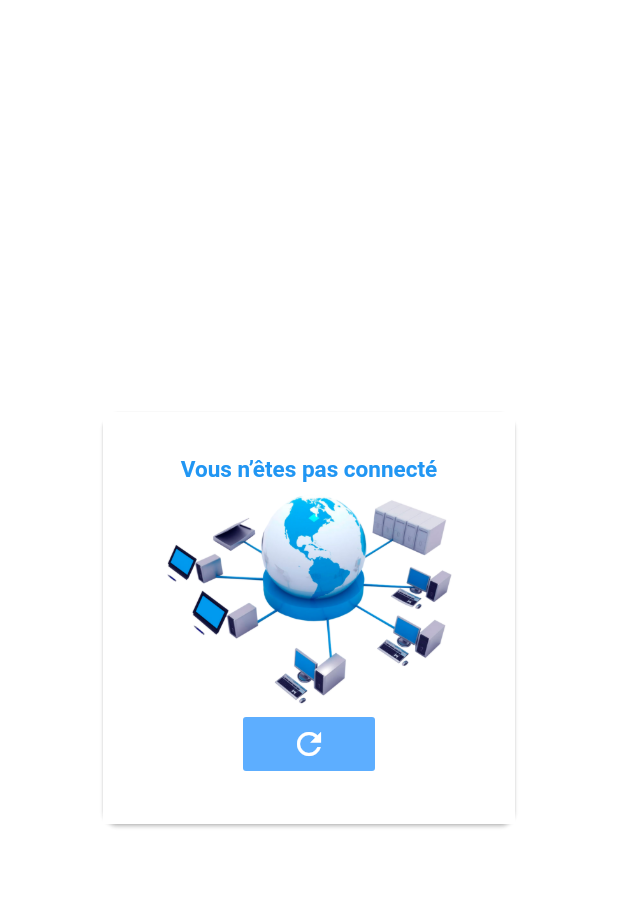
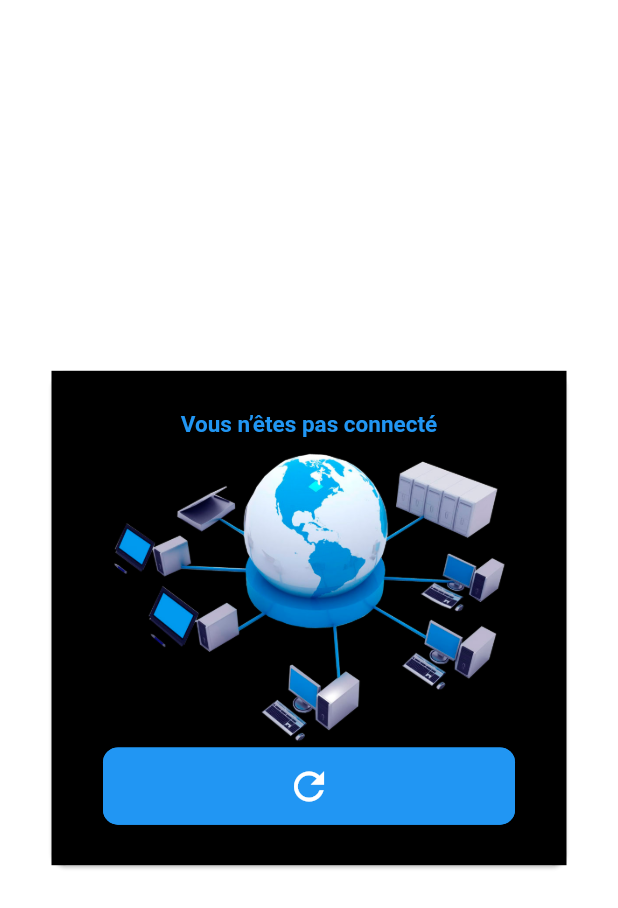
Before and after one commit to Innocent-Akim/mamu_pharma, a Flutter app: the AlertInternet screen opened directly, on a phone screen of 412 x 824 dp. Shown: the top 908 px of the screen. Run offline on Flutter 3.47's test engine with Material 2 defaults, Android fonts, the light colour scheme and no system bars; our stand-ins replace bloc, date_picker_timeline, equatable, fancy_bottom_navigation, flutter_bloc, flutter_spinkit and 3 more.

Commit message:
commit reseau

```diff
--- a/lib/gui/alert_internet.dart
+++ b/lib/gui/alert_internet.dart
@@ -1,5 +1,7 @@
 import 'package:flutter/cupertino.dart';
 import 'package:flutter/material.dart';
+import 'package:flutter_spinkit/flutter_spinkit.dart';
+import 'package:mamusoft/screens/accueil.dart';
 import 'package:mamusoft/screens/homepage.dart';
 import 'package:mamusoft/util/constante.dart';
 
@@ -8,6 +10,20 @@ class AlertInternet extends StatefulWidget {
 }
 
 class _AlertInternet extends State<AlertInternet> {
+  bool connect = false;
+  bool exist = true;
+  @override
+  void initState() {
+    super.initState();
+    init();
+  }
+
+  Future<void> init() async {
+    await Constants.getInstance()
+        .connectionState()
+        .then((value) => connect = value);
+  }
+
   @override
   Widget build(BuildContext context) {
     return SafeArea(
@@ -19,14 +35,40 @@ class _AlertInternet extends State<AlertInternet> {
             child: Container(
               color: Colors.white,
               child: Center(
-                child: Padding(
+                child: customuse(onClic: () {
+                  setState(() {
+                    exist = !exist;
+                  });
+                  Future.delayed(Duration(seconds: 5)).then((value) {
+                    Navigator.of(context).pushReplacement(
+                      MaterialPageRoute(
+                          builder: (context) => connect
+                              ? MyHomePage(
+                                  quantite: Constants.instance.quantite,
+                                  entreprise: "0001-KMGA",
+                                )
+                              : Accueil()),
+                    );
+                  });
+                }),
+              ),
+            ),
+          ),
+        ],
+      ),
+    ));
+  }
+
+  Widget customuse({Function onClic}) {
+    return Padding(
       padding: const EdgeInsets.all(16.0),
       child: Material(
         borderRadius: BorderRadius.circular(10),
         elevation: 1,
         child: Container(
-                      height: MediaQuery.of(context).size.height / 3,
-                      color: Colors.white,
+          height: MediaQuery.of(context).size.height / 2.5,
+          width: MediaQuery.of(context).size.width / 1.2,
+          color: Colors.black,
           child: Column(
             mainAxisAlignment: MainAxisAlignment.center,
             children: <Widget>[
@@ -39,40 +81,43 @@ class _AlertInternet extends State<AlertInternet> {
               ),
               Image.asset(
                 "assets/internet.png",
-                            width: MediaQuery.of(context).size.width / 1.5,
-                            height: 150,
+                width: MediaQuery.of(context).size.width / 1.2,
+                height: MediaQuery.of(context).size.height / 4,
               ),
               Material(
+                elevation: 1,
+                color: Colors.blue,
+                borderRadius: BorderRadius.circular(10),
+                child: InkWell(
+                  onTap: onClic,
                   child: Container(
+                    child: Row(
+                      mainAxisAlignment: MainAxisAlignment.center,
+                      children: <Widget>[
+                        exist
+                            ? Icon(
+                                Icons.refresh,
+                                size: 30,
                                 color: Colors.white,
-                                child: FlatButton(
-                                    colorBrightness: Brightness.dark,
-                                    color: Color(0xFF5DAEFF),
-                                    onPressed: () {
-                                      Navigator.of(context).pushReplacement(
-                                        MaterialPageRoute(
-                                            builder: (context) => MyHomePage(
-                                                  quantite: Constants
-                                                      .instance.quantite,
-                                                  entreprise: "0001-KMGA",
-                                                )),
-                                      );
-                                    },
-                                    child: Icon(
-                                      Icons.refresh,
+                              )
+                            : SpinKitCircle(
                                 color: Colors.white,
-                                    ))),
+                                size: 40,
                               ),
+                      ],
+                    ),
+                    width: MediaQuery.of(context).size.width / 1.5,
+                    height: MediaQuery.of(context).size.height / 16,
+                    decoration: BoxDecoration(
+                        color: Colors.blue,
+                        borderRadius: BorderRadius.circular(10)),
+                  ),
+                ),
+              )
             ],
           ),
         ),
       ),
-                ),
-              ),
-            ),
-          ),
-        ],
-      ),
-    ));
+    );
   }
 }
--- a/pubspec.yaml
+++ b/pubspec.yaml
@@ -49,7 +49,7 @@ dependencies:
   device_info: ^0.4.2+4
   shared_preferences: ^0.5.6+2
   data_connection_checker: ^0.3.4
-  # connectivity: ^0.4.8+2
+  # connectivity: ^0.4.9
   shimmer: ^1.1.1
   # flutter_skeleton: ^0.1.0+1
   date_picker_timeline: ^1.2.0
```
Also changed, not shown: lib/screens/accueil.dart (+28 -6 lines), lib/util/constante.dart (+5 -2 lines), 7 other files. Lines whose indentation alone changed are shown as unchanged.
